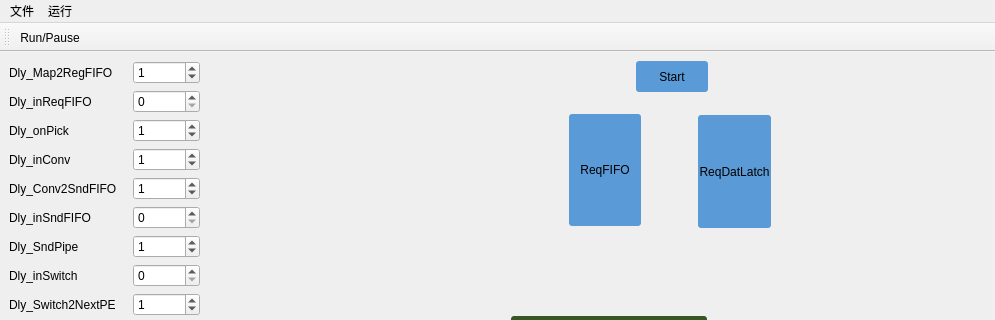
The window that mainwindow.ui (iwxyi/CNNAcceleratorTopology-Delay) describes before a commit, drawn with Qt 5; both pictures show x 0 to 995 and y 0 to 320 of the 995 by 760 pixel window.
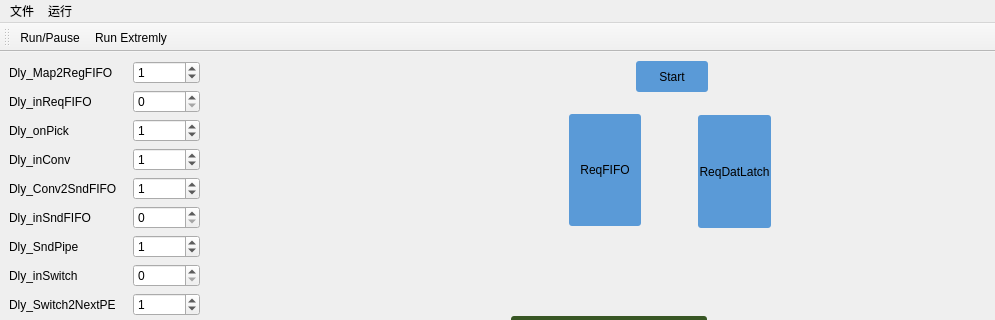
The same window after the commit. Icons and pictures are not drawn.

Commit message: 新增极致速度模式，十倍的速度提升

```diff
--- a/mainwindow.ui
+++ b/mainwindow.ui
@@ -454,12 +454,18 @@
     <bool>false</bool>
    </attribute>
    <addaction name="actionRun"/>
+   <addaction name="actionRun_Extremly"/>
   </widget>
   <action name="actionRun">
    <property name="text">
     <string>Run/Pause</string>
    </property>
   </action>
+  <action name="actionRun_Extremly">
+   <property name="text">
+    <string>Run Extremly</string>
+   </property>
+  </action>
  </widget>
  <resources/>
  <connections/>
```
Left out of the diff: 1 changed line with no effect on the pictures. The commit also changes 2 other files.
